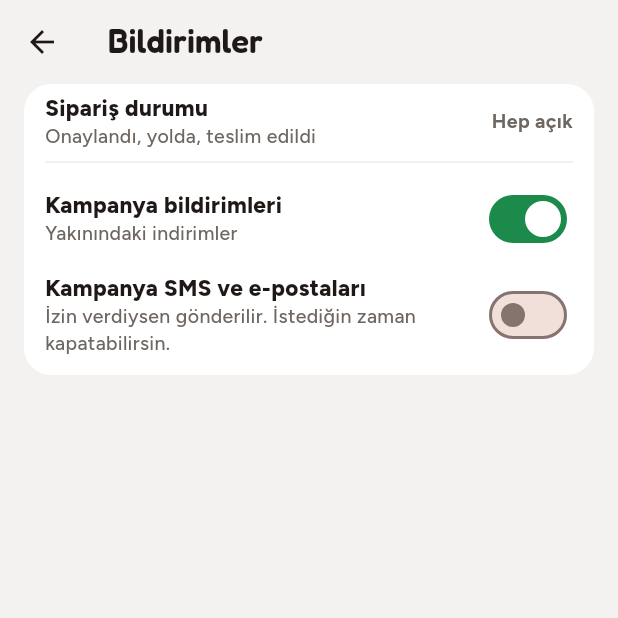
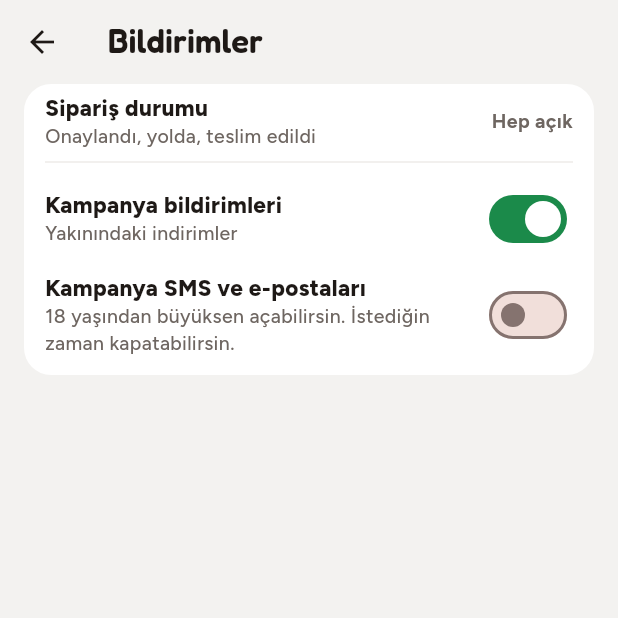
Before and after one commit to cankara46464646-eng/Doybi, a Flutter app: the NotificationsScreen screen opened directly, on a phone screen of 412 x 824 dp, the top half of it. Run offline on Flutter 3.47's test engine with Material 3 defaults, Android fonts, the phone set to English and light mode, and no system bars; our stand-ins replace audioplayers, flutter_map, geolocator, image_picker, latlong2, qr_flutter and 2 more; missing offline and left inert: mobile_scanner; accounts and stored records are empty.

Commit message:
Kampanya ileti izni yalnızca 18 yaş üstü; 18 yaş altı üyelik koşul metnine eklendi
Co-Authored-By: Claude Opus 5.5 <noreply@anthropic.com>
Claude-Session: https://claude.ai/code/session_01KybL2GwJ9n7Rcow3hZ5yWu

```diff
--- a/lib/screens/account.dart
+++ b/lib/screens/account.dart
@@ -288,7 +288,7 @@ class NotificationsScreen extends StatelessWidget {
               ]),
               const Divider(color: C.line),
               SwitchRow('Kampanya bildirimleri', sub: 'Yakınındaki indirimler', value: s.notifPush, onChanged: (v) => s.setNotif(push: v)),
-              SwitchRow('Kampanya SMS ve e-postaları', sub: 'İzin verdiysen gönderilir. İstediğin zaman kapatabilirsin.', value: s.marketingOk, onChanged: s.setMarketing),
+              SwitchRow('Kampanya SMS ve e-postaları', sub: '18 yaşından büyüksen açabilirsin. İstediğin zaman kapatabilirsin.', value: s.marketingOk, onChanged: s.setMarketing),
             ]),
           ),
         ],
--- a/lib/screens/verify.dart
+++ b/lib/screens/verify.dart
@@ -386,7 +386,7 @@ class _VerifyScreenState extends State<VerifyScreen> with SingleTickerProviderSt
       ),
       const SizedBox(height: 4),
       CheckRow(
-        'Kampanya ve fırsatlardan SMS ve e-postayla haberdar olmak istiyorum',
+        '18 yaşından büyüğüm; kampanya ve fırsatlardan SMS ve e-postayla haberdar olmak istiyorum',
         sub: 'İsteğe bağlı. İstediğin zaman Bildirimler\'den kapatabilirsin.',
         checked: _mkt,
         onTap: () => setState(() => _mkt = !_mkt),
@@ -444,7 +444,7 @@ class _VerifyScreenState extends State<VerifyScreen> with SingleTickerProviderSt
 /// Kullanım koşullarının uygulama içi özeti. Tam metin hukuki incelemeden sonra eklenecek.
 const termsText = [
   ('Doybi nedir?', 'Doybi, Kahramanmaraş\'taki restoranları listeleyen ve siparişini restorana ileten bir platformdur. Yemeği hazırlayan, satan ve teslim eden restorandır. Doybi yemek bedelini tahsil etmez, restoranlardan komisyon almaz.'),
-  ('Üyelik', 'Doybi\'ye yalnızca telefon numaranla üye olursun; numaran SMS koduyla doğrulanır. Bilgilerin doğru olmalı ve hesabını başkasına kullandırmamalısın.'),
+  ('Üyelik', 'Doybi\'ye yalnızca telefon numaranla üye olursun; numaran SMS koduyla doğrulanır. Bilgilerin doğru olmalı ve hesabını başkasına kullandırmamalısın. 18 yaşından küçüksen de üye olabilirsin; Doybi\'yi velinin bilgisiyle kullan.'),
   ('Sipariş', 'Ürünler, fiyatlar, teslimat ücreti ve toplam tutar siparişten önce sepette gösterilir. Siparişin restoran onaylayınca kesinleşir. Restoran 5 dakika içinde onaylamazsa sipariş kendiliğinden iptal olur.'),
   ('Ödeme', 'Ödemeyi teslimatta restoranın kuryesine nakit ya da restoranın POS cihazıyla kartla yaparsın. Uygulamada kart bilgisi istenmez.'),
   ('İptal ve sorunlar', 'Restoran onaylamadan önce siparişini ücretsiz iptal edebilirsin; sonrasında restoranı ara. Eksik, yanlış ya da kötü gelen siparişi Siparişlerim > Sorun bildir ile ilet. İadeyi restoran yapar; 24 saat içinde çözülmezse Doybi ekibi devreye girer. Yasal hakların saklıdır.'),
@@ -458,6 +458,6 @@ const kvkkText = [
   ('Hangi bilgileri işliyoruz?', 'Adın soyadın, telefon numaran, yazdıysan e-posta adresin, teslimat adresin (haritada işaretlediğin nokta dahil), siparişlerin, sorun bildirimlerin ve değerlendirmelerin. Profil fotoğrafı isteğe bağlıdır. Öğrenci ikramında kimlik bilgisi almıyoruz; kimliğine restoran yalnızca bakar.'),
   ('Neden?', 'Üyeliğini oluşturmak, siparişini restorana iletmek, restoranın sana ulaşabilmesi, sorunları çözmek ve sahte siparişleri önlemek için.'),
   ('Kimlerle paylaşıyoruz?', 'Siparişini hazırlayan restoranla ve kuryesiyle: adın, numaran, adresin ve sipariş içeriğin. Restoran, numarana daha önce kaç siparişin teslim edildiğini ve edilemediğini de sayı olarak görür. "Konumumu kullan" dediğinde adresi bulmak için konum noktası OpenStreetMap\'e gönderilir. Bilgilerini reklam için kimseyle paylaşmıyoruz.'),
-  ('Kampanya iletileri', 'Kampanya SMS\'i ve e-postası yalnızca izin verdiysen gönderilir. İzni Hesabım > Bildirimler\'den istediğin zaman geri alabilirsin.'),
+  ('Kampanya iletileri', 'Kampanya SMS\'i ve e-postası yalnızca 18 yaşından büyük olduğunu belirterek izin verdiysen gönderilir. İzni Hesabım > Bildirimler\'den istediğin zaman geri alabilirsin.'),
   ('Hakların', 'KVKK 11. maddedeki hakların için $supportEmail adresine yazabilirsin. Hesabım > Hesabımı sil ile hesabını silebilirsin; geçmiş sipariş kayıtları yalnızca yasal zorunluluk süresince saklanır.'),
 ];
```
